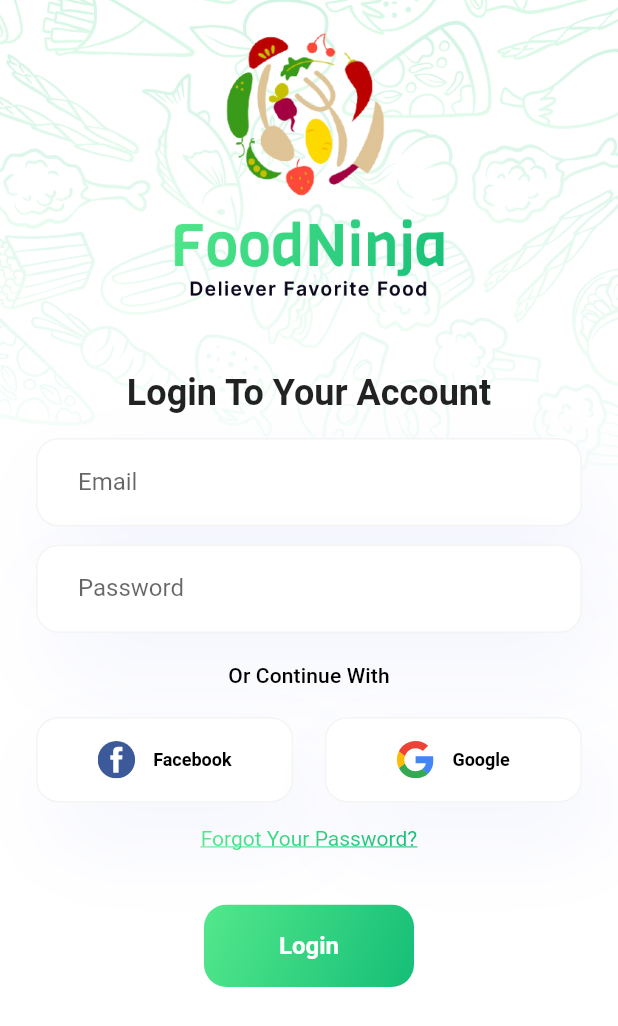
After one commit to cafrias/food_ninja, a Flutter app: the screen it shows after launch, on a phone screen of 412 x 824 dp. The commit adds this screen. Shown: the top 1026 px of the screen. Run offline on Flutter 3.47's test engine with Material 2 defaults, Android fonts, the phone set to English and light mode, and no system bars; our stand-ins replace flutter_svg.

Commit message:
refactor: abstract login layout

```diff
--- a/lib/screens/login_in_screen.dart
+++ b/lib/screens/login_in_screen.dart
@@ -1,5 +1,5 @@
 import 'package:flutter/material.dart';
-import 'package:food_ninja/widgets/logo.dart';
+import 'package:food_ninja/widgets/layouts/auth_layout.dart';
 import 'package:food_ninja/widgets/log_in_form.dart';
 
 class LogInScreen extends StatelessWidget {
@@ -15,31 +15,9 @@ class LogInScreen extends StatelessWidget {
       );
     }
 
-    return Container(
-      decoration: const BoxDecoration(
-        image: DecorationImage(
-          image: AssetImage('assets/images/pattern.png'),
-          fit: BoxFit.cover,
-        ),
-      ),
-      child: ListView(
-        padding: const EdgeInsets.symmetric(horizontal: 24),
-        children: [
-          const SafeArea(child: Logo()),
-          const SizedBox(
-            height: 48,
-          ),
-          Text(
-            'Login To Your Account',
-            textAlign: TextAlign.center,
-            style: Theme.of(context).textTheme.headlineSmall!.copyWith(
-                  fontWeight: FontWeight.bold,
-                ),
-          ),
-          const SizedBox(
-            height: 16,
-          ),
-          SafeArea(
+    return AuthLayout(
+      title: 'Login To Your Account',
+      child: SafeArea(
         child: LogInForm(
           onEmailLogin: () {
             snack('Logging with Email');
@@ -54,8 +32,6 @@ class LogInScreen extends StatelessWidget {
             snack('Kick off reset ...');
           },
         ),
-          )
-        ],
       ),
     );
   }
--- /dev/null
+++ b/lib/widgets/layouts/auth_layout.dart
@@ -0,0 +1,45 @@
+import 'package:flutter/material.dart';
+import 'package:food_ninja/widgets/logo.dart';
+
+class AuthLayout extends StatelessWidget {
+  final String title;
+  final Widget child;
+
+  const AuthLayout({
+    super.key,
+    required this.title,
+    required this.child,
+  });
+
+  @override
+  Widget build(BuildContext context) {
+    return Container(
+      decoration: const BoxDecoration(
+        image: DecorationImage(
+          image: AssetImage('assets/images/pattern.png'),
+          fit: BoxFit.cover,
+        ),
+      ),
+      child: ListView(
+        padding: const EdgeInsets.symmetric(horizontal: 24),
+        children: [
+          const SafeArea(child: Logo()),
+          const SizedBox(
+            height: 48,
+          ),
+          Text(
+            title,
+            textAlign: TextAlign.center,
+            style: Theme.of(context).textTheme.headlineSmall!.copyWith(
+                  fontWeight: FontWeight.bold,
+                ),
+          ),
+          const SizedBox(
+            height: 16,
+          ),
+          child
+        ],
+      ),
+    );
+  }
+}
```
Lines whose indentation alone changed are shown as unchanged.
